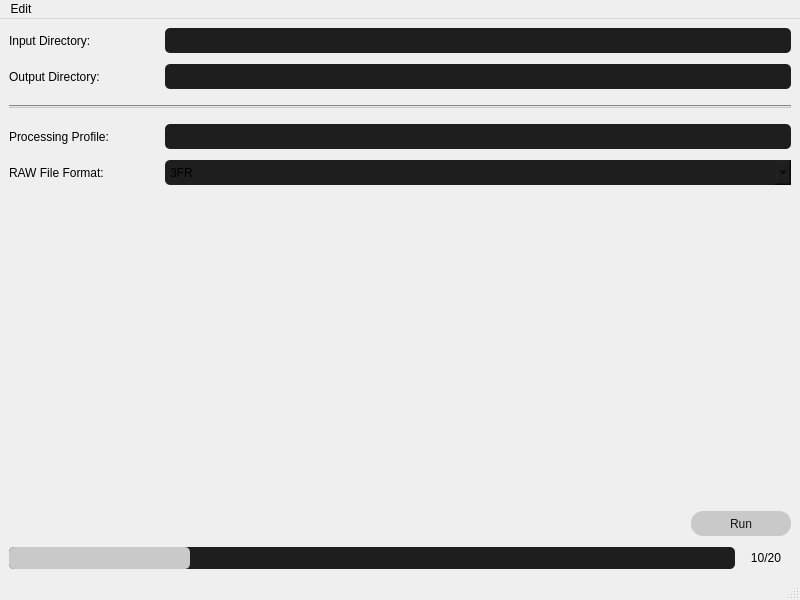
Above: src/gui/main.ui from EmilDohne/RawTherapee_BatchGUI before the change. Below: the same form after it.
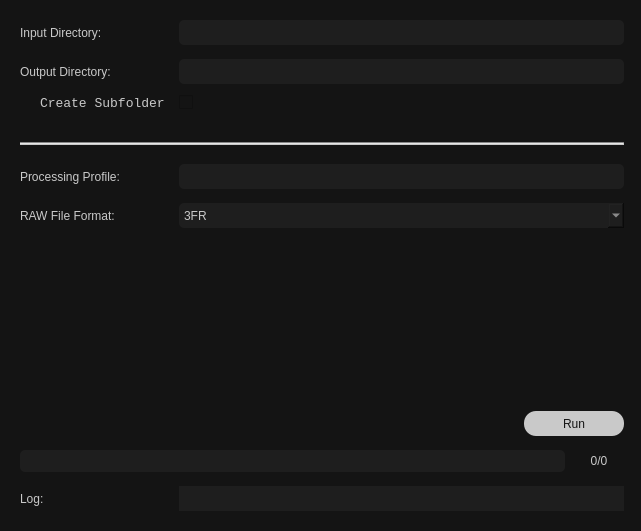
That is the form after the change.

Patch:
```diff
--- a/src/gui/main.ui
+++ b/src/gui/main.ui
@@ -1,13 +1,13 @@
 <?xml version="1.0" encoding="UTF-8"?>
 <ui version="4.0">
- <class>MainWindow</class>
- <widget class="QMainWindow" name="MainWindow">
+ <class>Form</class>
+ <widget class="QWidget" name="Form">
   <property name="geometry">
    <rect>
     <x>0</x>
     <y>0</y>
-    <width>800</width>
-    <height>600</height>
+    <width>641</width>
+    <height>531</height>
    </rect>
   </property>
   <property name="windowTitle">
@@ -18,16 +18,9 @@
 	background-color: rgb(20,20,20);
 	font: 10pt &quot;Consolas&quot;; 
 	color: rgb(201,201,201);
-};
+}
 
-
-
-
-</string>
-  </property>
-  <widget class="QWidget" name="centralwidget">
-   <property name="styleSheet">
-    <string notr="true">QLineEdit {
+QLineEdit {
 	background-color: rgb(30, 30, 30);
 	border: none;
 	border-radius: 5px;
@@ -52,10 +45,29 @@
 QLabel {
 	min-width: 150px;
 }
+
+
 </string>
    </property>
    <layout class="QVBoxLayout" name="verticalLayout">
     <item>
+    <layout class="QVBoxLayout" name="mainLayoutInner">
+     <property name="spacing">
+      <number>9</number>
+     </property>
+     <property name="leftMargin">
+      <number>9</number>
+     </property>
+     <property name="topMargin">
+      <number>9</number>
+     </property>
+     <property name="rightMargin">
+      <number>6</number>
+     </property>
+     <property name="bottomMargin">
+      <number>9</number>
+     </property>
+     <item>
      <layout class="QHBoxLayout" name="inputHLayout">
       <property name="leftMargin">
        <number>0</number>
@@ -131,7 +143,72 @@
        </widget>
       </item>
       <item>
-       <widget class="QLineEdit" name="lineEdit_2"/>
+        <widget class="QLineEdit" name="outputLineEdit"/>
+       </item>
+      </layout>
+     </item>
+     <item>
+      <layout class="QHBoxLayout" name="horizontalLayout">
+       <property name="bottomMargin">
+        <number>10</number>
+       </property>
+       <item>
+        <spacer name="horizontalSpacer_2">
+         <property name="orientation">
+          <enum>Qt::Horizontal</enum>
+         </property>
+         <property name="sizeType">
+          <enum>QSizePolicy::Fixed</enum>
+         </property>
+         <property name="sizeHint" stdset="0">
+          <size>
+           <width>20</width>
+           <height>20</height>
+          </size>
+         </property>
+        </spacer>
+       </item>
+       <item>
+        <widget class="QLabel" name="label_5">
+         <property name="sizePolicy">
+          <sizepolicy hsizetype="Minimum" vsizetype="Preferred">
+           <horstretch>0</horstretch>
+           <verstretch>0</verstretch>
+          </sizepolicy>
+         </property>
+         <property name="font">
+          <font>
+           <family>Consolas</family>
+           <pointsize>10</pointsize>
+           <weight>50</weight>
+           <italic>false</italic>
+           <bold>false</bold>
+          </font>
+         </property>
+         <property name="toolTip">
+          <string>Create an extra subfolder for each valid input folder. 
+E.g. if an input folder is /&lt;Input&gt;/HDRI_01 the output will be /&lt;Output&gt;/HDRI_01/HDRI_01</string>
+         </property>
+         <property name="styleSheet">
+          <string notr="true">min-width: 130px;</string>
+         </property>
+         <property name="text">
+          <string>Create Subfolder</string>
+         </property>
+        </widget>
+       </item>
+       <item>
+        <widget class="QCheckBox" name="addFolderCheckBox">
+         <property name="sizePolicy">
+          <sizepolicy hsizetype="MinimumExpanding" vsizetype="Fixed">
+           <horstretch>0</horstretch>
+           <verstretch>0</verstretch>
+          </sizepolicy>
+         </property>
+         <property name="text">
+          <string/>
+         </property>
+        </widget>
       </item>
      </layout>
     </item>
@@ -199,7 +276,11 @@
        </widget>
       </item>
       <item>
-       <widget class="QLineEdit" name="lineEdit_3"/>
+        <widget class="QLineEdit" name="processingProfileLineEdit">
+         <property name="toolTip">
+          <string>RawTherapee Processing file (*.pp3). If empty, default is used</string>
+         </property>
+        </widget>
       </item>
      </layout>
     </item>
@@ -254,6 +335,12 @@
           <verstretch>0</verstretch>
          </sizepolicy>
         </property>
+         <property name="toolTip">
+          <string>Specify which raw file format to look for, based on valid files for RawTherapee</string>
+         </property>
+         <property name="currentIndex">
+          <number>0</number>
+         </property>
         <item>
          <property name="text">
           <string>3FR</string>
@@ -396,7 +483,7 @@
       <property name="sizeHint" stdset="0">
        <size>
         <width>20</width>
-        <height>40</height>
+         <height>217</height>
        </size>
       </property>
      </spacer>
@@ -406,6 +493,13 @@
       <property name="topMargin">
        <number>0</number>
       </property>
+       <item>
+        <widget class="QLabel" name="statusLabel">
+         <property name="text">
+          <string/>
+         </property>
+        </widget>
+       </item>
       <item>
        <spacer name="horizontalSpacer">
         <property name="orientation">
@@ -474,7 +568,7 @@
 </string>
         </property>
         <property name="value">
-         <number>25</number>
+          <number>0</number>
         </property>
         <property name="textVisible">
          <bool>false</bool>
@@ -496,7 +590,7 @@
          <string notr="true">min-width: 50;</string>
         </property>
         <property name="text">
-         <string>10/20</string>
+          <string>0/0</string>
         </property>
         <property name="alignment">
          <set>Qt::AlignCenter</set>
@@ -505,40 +599,64 @@
       </item>
      </layout>
     </item>
-   </layout>
-  </widget>
-  <widget class="QMenuBar" name="menubar">
-   <property name="geometry">
-    <rect>
-     <x>0</x>
-     <y>0</y>
-     <width>800</width>
-     <height>21</height>
-    </rect>
+     <item>
+      <spacer name="verticalSpacer_8">
+       <property name="orientation">
+        <enum>Qt::Vertical</enum>
+       </property>
+       <property name="sizeType">
+        <enum>QSizePolicy::Fixed</enum>
+       </property>
+       <property name="sizeHint" stdset="0">
+        <size>
+         <width>20</width>
+         <height>5</height>
+        </size>
+       </property>
+      </spacer>
+     </item>
+     <item>
+      <layout class="QHBoxLayout" name="horizontalLayout_2">
+       <property name="bottomMargin">
+        <number>0</number>
+       </property>
+       <item>
+        <widget class="QLabel" name="label_6">
+         <property name="text">
+          <string>Log:</string>
+         </property>
+        </widget>
+       </item>
+       <item>
+        <widget class="QLabel" name="sysOutLabel">
+         <property name="sizePolicy">
+          <sizepolicy hsizetype="Expanding" vsizetype="Preferred">
+           <horstretch>0</horstretch>
+           <verstretch>0</verstretch>
+          </sizepolicy>
+         </property>
+         <property name="minimumSize">
+          <size>
+           <width>150</width>
+           <height>25</height>
+          </size>
+         </property>
+         <property name="toolTip">
+          <string>Program output window</string>
    </property>
    <property name="styleSheet">
-    <string notr="true">QMenuBar{
-	color: rgb(201, 201, 201); 
-	background-color: rgb(10, 10,  10);
-	border: solid;
-	border-size: 2px;
-	border-color: rgb(201, 201, 201);
-};</string>
-   </property>
-   <widget class="QMenu" name="menuSettings">
-    <property name="title">
-     <string>Edit</string>
-    </property>
-    <addaction name="actionSettings"/>
-   </widget>
-   <addaction name="menuSettings"/>
-  </widget>
-  <widget class="QStatusBar" name="statusbar"/>
-  <action name="actionSettings">
+          <string notr="true">background-color: rgb(30, 30, 30);</string>
+         </property>
    <property name="text">
-    <string>Settings</string>
-   </property>
-  </action>
+          <string/>
+         </property>
+        </widget>
+       </item>
+      </layout>
+     </item>
+    </layout>
+   </item>
+  </layout>
  </widget>
  <resources/>
  <connections/>
```
Left out of the diff: 14 changed lines with no effect on the pictures. Lines whose indentation alone changed are shown as unchanged.
